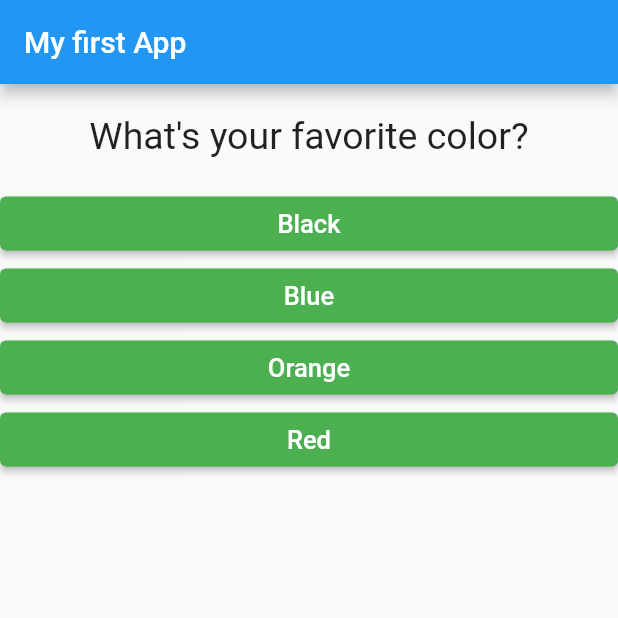
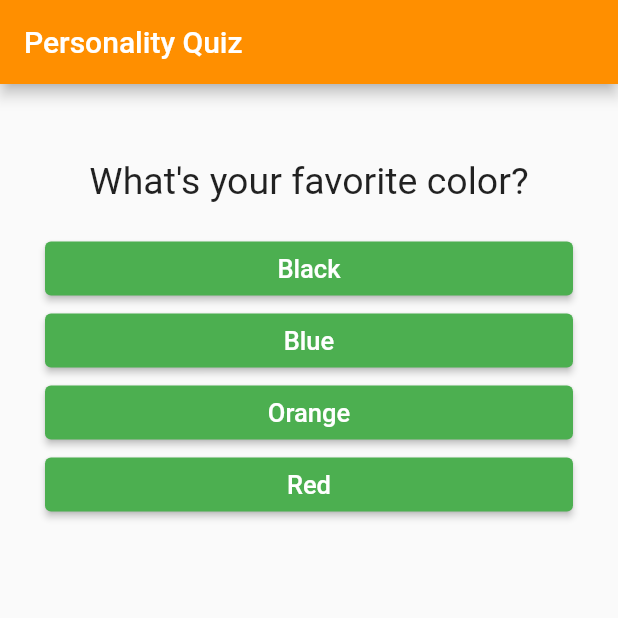
Before and after one commit to Sharan-121/Quiz-App, a Flutter app: the screen it shows after launch, on a phone screen of 412 x 824 dp, the top half of it. Run offline on Flutter 3.47's test engine with Material 2 defaults, Android fonts, the phone set to English and light mode, and no system bars.

```diff
--- a/lib/main.dart
+++ b/lib/main.dart
@@ -26,8 +26,6 @@ class MyApp extends StatefulWidget {
 
 // Private Class
 class _MyAppState extends State<MyApp> {
-  var _questionIndex = 0; // To dynamically change questions.
-
   // const - compile time constant.
   // final - run time constant.
   static const questionSet = [
@@ -60,8 +58,17 @@ class _MyAppState extends State<MyApp> {
     },
   ];
   var _totalScore = 0;
-  void answerQuestion() {
-    // _totalScore += int.parse(score);
+  var _questionIndex = 0;
+
+  void _resetQuiz() {
+    setState(() {
+      _questionIndex = 0;
+      _totalScore = 0;
+    });
+  }
+
+  void answerQuestion(int score) {
+    _totalScore += score;
     setState(() {
       _questionIndex += 1;
     });
@@ -77,12 +84,17 @@ class _MyAppState extends State<MyApp> {
     return MaterialApp(
       home: Scaffold(
         appBar: AppBar(
-          title: Text('My first App'),
+          title: Text('Personality Quiz'),
+          backgroundColor: Colors.amber[800],
         ),
-        body: _questionIndex < questionSet.length
-            ? Quiz(questionSet, answerQuestion, _questionIndex)
-            : Result(_totalScore),
+        body: Padding(
+          padding: const EdgeInsets.all(30.0),
+          child: _questionIndex < questionSet.length
+              ? Quiz(questionSet, answerQuestion, _questionIndex)
+              : Result(_totalScore, _resetQuiz),
+        ),
       ),
+      debugShowCheckedModeBanner: false,
     );
   }
 }
```
Also changed, not shown: lib/result.dart (+21 -8 lines).
